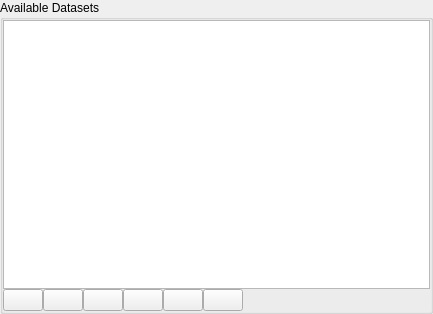
First picture: the form in src/ui/mesh/qgsmeshdatasetgrouptreewidgetbase.ui, repository qgis/QGIS, before the edit.
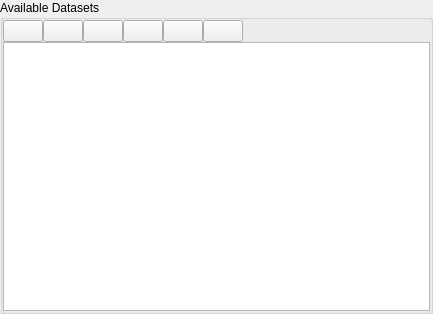
Second picture: the form after the edit. Icons and pictures are not drawn. Custom widgets are drawn as their Qt base class.

Commit message:
virtual dataset groups for mesh layer
.

Diff of the .ui file:
```diff
--- a/src/ui/mesh/qgsmeshdatasetgrouptreewidgetbase.ui
+++ b/src/ui/mesh/qgsmeshdatasetgrouptreewidgetbase.ui
@@ -47,9 +47,6 @@
       <property name="bottomMargin">
        <number>0</number>
       </property>
-      <item>
-       <widget class="QgsMeshDatasetGroupTreeView" name="mDatasetGroupTreeView"/>
-      </item>
       <item>
        <layout class="QHBoxLayout" name="horizontalLayout_2">
         <property name="topMargin">
@@ -187,6 +184,9 @@
         </item>
        </layout>
       </item>
+      <item>
+       <widget class="QgsMeshDatasetGroupTreeView" name="mDatasetGroupTreeView"/>
+      </item>
      </layout>
     </widget>
    </item>
```
The commit also changes 37 other files.
